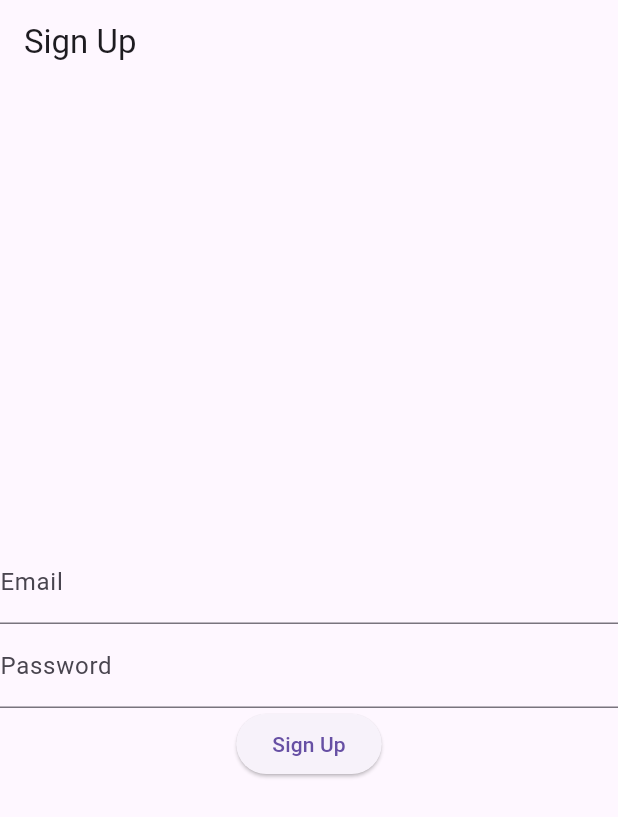
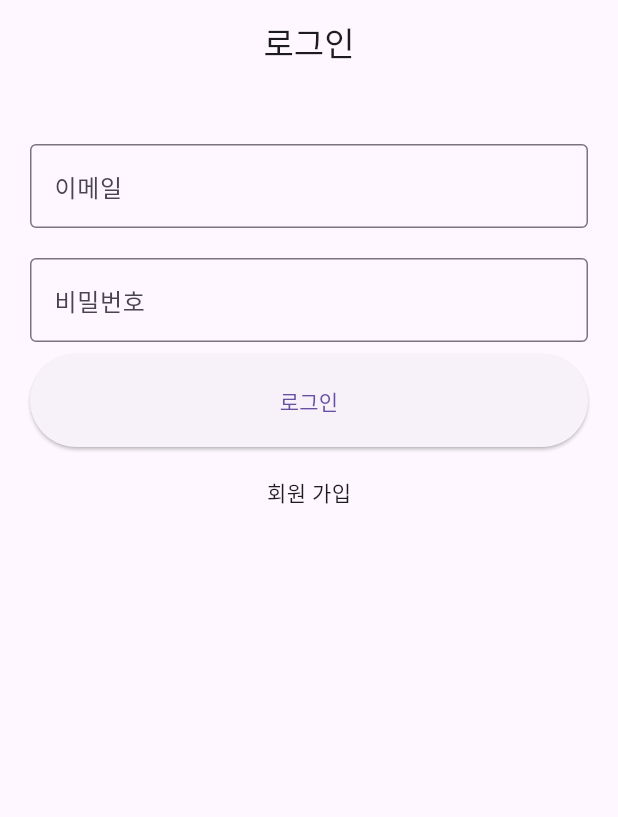
Before and after one commit to shinyoung99/TransferCommnuity, a Flutter app: the screen it shows after launch, on a phone screen of 412 x 824 dp. Shown: the top 817 px of the screen. Run offline on Flutter 3.47's test engine with Material 3 defaults, Android fonts, the phone set to English and light mode, and no system bars; our stand-ins replace firebase_auth, firebase_core, get; accounts and stored records are empty.

Commit message:
로그인/ 회원가입 수정

```diff
--- a/flutter_application_1/lib/SignUpPage.dart
+++ /dev/null
@@ -1,123 +0,0 @@
-import 'package:flutter/material.dart';
-import 'package:firebase_auth/firebase_auth.dart';
-
-class SignUpPage extends StatefulWidget {
-  @override
-  _SignUpPageState createState() => _SignUpPageState();
-}
-
-class _SignUpPageState extends State<SignUpPage> {
-  final FirebaseAuth _auth = FirebaseAuth.instance;
-  final TextEditingController _emailController = TextEditingController();
-  final TextEditingController _passwordController = TextEditingController();
-  final TextEditingController _nicknameController = TextEditingController();
-  String _errorMessage = '';
-
-  @override
-  Widget build(BuildContext context) {
-    return Scaffold(
-      appBar: AppBar(
-        title: Text('Sign Up'),
-      ),
-      body: Padding(
-        padding: EdgeInsets.all(16.0),
-        child: Column(
-          crossAxisAlignment: CrossAxisAlignment.center,
-          mainAxisAlignment: MainAxisAlignment.center,
-          children: <Widget>[
-            TextField(
-              controller: _nicknameController,
-              decoration: InputDecoration(
-                labelText: 'Nickname',
-              ),
-            ),
-            SizedBox(height: 16.0),
-            TextField(
-              controller: _emailController,
-              decoration: InputDecoration(
-                labelText: 'Email',
-              ),
-            ),
-            SizedBox(height: 16.0),
-            TextField(
-              controller: _passwordController,
-              obscureText: true,
-              decoration: InputDecoration(
-                labelText: 'Password',
-              ),
-            ),
-            SizedBox(height: 16.0),
-            ElevatedButton(
-              onPressed: _signUp,
-              child: Text('Sign Up'),
-            ),
-            if (_errorMessage.isNotEmpty)
-              Padding(
-                padding: EdgeInsets.symmetric(vertical: 8.0),
-                child: Text(
-                  _errorMessage,
-                  style: TextStyle(color: Colors.red),
-                ),
-              ),
-          ],
-        ),
-      ),
-    );
-  }
-
-  Future<void> _signUp() async {
-    try {
-      String email = _emailController.text.trim();
-      String password = _passwordController.text.trim();
-
-      if (email.isEmpty || password.isEmpty) {
-        // 이메일 또는 비밀번호가 비어있는 경우 처리
-        return;
-      }
-
-      bool isExist = await isEmailAlreadyExist(email);
-      if (isExist) {
-        // 이미 존재하는 이메일인 경우 처리
-        return;
-      }
-
-      UserCredential userCredential = await signUpWithEmailPassword(email, password);
-      // 회원가입 성공 시, 추가적인 작업 수행
-      print('Signed up: ${userCredential.user!.email}');
-    } catch (e) {
-      // 회원가입 실패 시, 에러 메시지 출력
-      setState(() {
-        _errorMessage = e.toString();
-      });
-    }
-  }
-
-  Future<bool> isEmailAlreadyExist(String email) async {
-    try {
-      UserCredential userCredential = await _auth.createUserWithEmailAndPassword(
-        email: email,
-        password: 'dummyPassword', // 임시 비밀번호
-      );
-      // 회원가입 성공 시, 생성된 사용자 정보를 삭제하여 중복 검사를 위해 회원가입 시도를 취소
-      await userCredential.user?.delete();
-      return false; // 중복되지 않은 이메일
-    } catch (e) {
-      if (e is FirebaseAuthException && e.code == 'email-already-in-use') {
-        return true; // 중복된 이메일
-      } else {
-        throw e; // 그 외의 오류는 예외 처리
-      }
-    }
-  }
-
-  Future<UserCredential> signUpWithEmailPassword(String email, String password) async {
-    try {
-      return await _auth.createUserWithEmailAndPassword(
-        email: email,
-        password: password,
-      );
-    } catch (e) {
-      throw e;
-    }
-  }
-}
--- a/flutter_application_1/lib/firebare_auth/firebase_auth.dart
+++ /dev/null
@@ -1,71 +0,0 @@
-import 'package:firebase_auth/firebase_auth.dart';
-
-// Firebase 인증 서비스 인스턴스 생성
-final FirebaseAuth _auth = FirebaseAuth.instance;
-
-mixin instance {
-}
-
-class MyFirebaseAuth {
-  createUserWithEmailAndPassword({required String email, required String password}) {}
-
-  signOut() {}
-
-  signInWithEmailAndPassword({required String email, required String password}) {}
-}
-
-// 이메일 중복 검사 함수
-Future<bool> isEmailAlreadyExist(String email) async {
-  try {
-    UserCredential userCredential = (await _auth.createUserWithEmailAndPassword(
-      email: email,
-      password: 'dummyPassword', // 비밀번호는 임시로 지정해도 됩니다.
-    )) as UserCredential;
-    // 회원가입 성공 시, 생성된 사용자 정보를 삭제하여 중복 검사를 위해 회원가입 시도를 취소합니다.
-    await userCredential.user?.delete();
-    return false; // 중복되지 않은 이메일
-  } catch (e) {
-    if (e is FirebaseAuthException && e.code == 'email-already-in-use') {
-      return true; // 중복된 이메일
-    } else {
-      throw e; // 그 외의 오류는 예외 처리
-    }
-  }
-}
-
-class MyFirebaseAuthException {
-  get code => null;
-}
-
-class UserCredential {
-  get user => null;
-}
-
-// 회원가입 함수
-Future<void> signUpWithEmailPassword(String email, String password) async {
-  try {
-    await _auth.createUserWithEmailAndPassword(
-      email: email,
-      password: password,
-    );
-  } catch (e) {
-    throw e;
-  }
-}
-
-// 이메일과 비밀번호를 이용한 로그인 함수
-Future<void> signInWithEmailPassword(String email, String password) async {
-  try {
-    await _auth.signInWithEmailAndPassword(
-      email: email,
-      password: password,
-    );
-  } catch (e) {
-    throw e;
-  }
-}
-
-// 로그아웃 함수
-Future<void> signOut() async {
-  await _auth.signOut();
-}
--- /dev/null
+++ b/flutter_application_1/lib/logintest/login_page.dart
@@ -0,0 +1,160 @@
+
+// ignore_for_file: use_build_context_synchronously
+
+import 'package:firebase_auth/firebase_auth.dart';
+import 'package:flutter/material.dart';
+import 'package:get/get.dart';
+import 'package:my_flutter_app/main.dart';
+import 'package:my_flutter_app/logintest/my_home_page.dart';
+
+class LoginPage extends StatefulWidget {
+  const LoginPage({Key? key}) : super(key: key);
+
+  @override
+  State<LoginPage> createState() => _LoginPageState();
+}
+
+class _LoginPageState extends State<LoginPage> {
+  final GlobalKey<FormState> _formKey = GlobalKey<FormState>();
+  final TextEditingController _emailController = TextEditingController(); //입력되는 값을 제어
+  final TextEditingController _passwordController = TextEditingController();
+
+
+
+  Widget _userIdWidget(){
+    return TextFormField(
+      controller: _emailController,
+      keyboardType: TextInputType.emailAddress,
+      decoration: const InputDecoration(
+        border: OutlineInputBorder(),
+        labelText: '이메일',
+      ),
+      validator: (String? value){
+        if (value!.isEmpty) {// == null or isEmpty
+          return '이메일을 입력해주세요.';
+        }
+        return null;
+      },
+    );
+  }
+
+  Widget _passwordWidget(){
+    return TextFormField(
+      controller: _passwordController,
+      obscureText: true,
+      keyboardType: TextInputType.number,
+      decoration: const InputDecoration(
+        border: OutlineInputBorder(),
+        labelText: '비밀번호',
+      ),
+      validator: (String? value){
+        if (value!.isEmpty) {// == null or isEmpty
+          return '비밀번호를 입력해주세요.';
+        }
+        return null;
+      },
+    );
+  }
+
+  @override
+  Widget build(BuildContext context) {
+    return Scaffold(
+      resizeToAvoidBottomInset: false,
+      appBar: AppBar(
+        title: const Text("로그인"),
+        centerTitle: true,
+      ),
+      body: Form(
+        key: _formKey,
+        child: Padding(
+          padding: const EdgeInsets.all(20.0),
+          child: Column(
+            children: [
+              const SizedBox(height: 20.0),
+              _userIdWidget(),
+              const SizedBox(height: 20.0),
+              _passwordWidget(),
+              Container(
+                height: 70,
+                width: double.infinity,
+                padding: const EdgeInsets.only(top: 8.0), // 8단위 배수가 보기 좋음
+                child: ElevatedButton(
+                    onPressed: () => _login(),
+                    child: const Text("로그인")
+                ),
+              ),
+              const SizedBox(height: 20.0),
+              GestureDetector(
+                child: const Text('회원 가입'),
+                onTap: (){
+                  Get.to(() => const JoinPage());
+                },
+              ),
+            ],
+          ),
+        ),
+      ),
+    );
+  }
+
+  @override
+  void initState() {
+    //해당 클래스가 호출되었을떄
+    super.initState();
+  }
+  @override
+  void dispose() {
+    // 해당 클래스가 사라질떄
+    _emailController.dispose();
+    _passwordController.dispose();
+    super.dispose();
+  }
+
+  _login() async {
+    //키보드 숨기기
+    if (_formKey.currentState!.validate()) {
+      FocusScope.of(context).requestFocus(FocusNode());
+
+      // Firebase 사용자 인증, 사용자 등록
+      try {
+        await FirebaseAuth.instance.signInWithEmailAndPassword(
+          email: _emailController.text,
+          password: _passwordController.text,
+        );
+
+        Get.offAll(() => const MarketPage());
+      } on FirebaseAuthException catch (e) {
+        logger.e(e);
+        String message = '';
+
+        if (e.code == 'user-not-found') {
+          message = '사용자가 존재하지 않습니다.';
+        } else if (e.code == 'wrong-password') {
+          message = '비밀번호를 확인하세요';
+        } else if (e.code == 'invalid-email') {
+          message = '이메일을 확인하세요.';
+        }
+
+        /*final snackBar = SnackBar(
+          content: Text(message),
+          backgroundColor: Colors.deepOrange,
+      );
+      ScaffoldMessenger.of(context).showSnackBar(snackBar);
+      */
+
+        ScaffoldMessenger.of(context).showSnackBar(
+          SnackBar(
+            content: Text(message),
+            backgroundColor: Colors.deepOrange,
+          ),
+        );
+      }
+
+    }
+  }
+
+}
+
+class JoinPage {
+  const JoinPage();
+}
--- a/flutter_application_1/lib/main.dart
+++ b/flutter_application_1/lib/main.dart
@@ -1,87 +1,58 @@
+
+ // ignore_for_file: library_private_types_in_public_api, non_constant_identifier_names
+
+import 'package:firebase_core/firebase_core.dart';
 import 'package:flutter/material.dart';
-import 'package:firebase_core/firebase_core.dart';
+import 'package:get/get.dart';
+import 'package:my_flutter_app/logintest/my_home_page.dart';
 
-void main() async {
+var logger = Logger(
+  printer: PrettyPrinter(),
+);
+
+PrettyPrinter() {
+}
+
+Logger({required printer}) {
+}
+
+Future<void> main() async{
   WidgetsFlutterBinding.ensureInitialized();
   await Firebase.initializeApp();
-  runApp(MyApp());
+  runApp(const MyApp());
 }
 
 
-class MyApp extends StatelessWidget {
+class MyApp extends StatefulWidget {
+  const MyApp({Key? key}) : super(key: key);
+
   @override
-  Widget build(BuildContext context) {
-    return MaterialApp(
-      title: 'Flutter Auth Example',
-      theme: ThemeData(
-        primarySwatch: Colors.blue,
-      ),
-      home: SignUpPage(),
-    );
-  }
+  _MyAppState createState() => _MyAppState();
 }
 
-class SignUpPage extends StatefulWidget {
-  @override
-  _SignUpPageState createState() => _SignUpPageState();
-}
-
-class _SignUpPageState extends State<SignUpPage> {
-  TextEditingController emailController = TextEditingController();
-  TextEditingController passwordController = TextEditingController();
+class _MyAppState extends State<MyApp> {
 
   @override
   Widget build(BuildContext context) {
-    return Scaffold(
-      appBar: AppBar(
-        title: Text('Sign Up'),
+    return GetMaterialApp(
+      title: '로그인 앱',
+      theme: ThemeData(
+        primarySwatch: Colors.green,
       ),
-      body: Center(
-        child: Column(
-          mainAxisAlignment: MainAxisAlignment.center,
-          children: [
-            TextField(
-              controller: emailController,
-              decoration: InputDecoration(labelText: 'Email'),
-            ),
-            TextField(
-              controller: passwordController,
-              decoration: InputDecoration(labelText: 'Password'),
-              obscureText: true,
-            ),
-            ElevatedButton(
-              onPressed: () async {
-                String email = emailController.text.trim();
-                String password = passwordController.text.trim();
-
-                if (email.isEmpty || password.isEmpty) {
-                  // 이메일 또는 비밀번호가 비어있는 경우 처리
-                  return null;
-                }
-
-                bool isExist = await isEmailAlreadyExist(email);
-                if (isExist) {
-                  // 이미 존재하는 이메일인 경우 처리
-                  return null;
-                }
-
-                try {
-                  await signUpWithEmailPassword(email, password);
-                  // 회원가입 성공 시, 로그인 페이지로 이동하거나 다음 동작 수행
-                } catch (e) {
-                  // 회원가입 실패 시, 처리
-                  print('Failed to sign up: $e');
-                }
-              },
-              child: Text('Sign Up'),
-            ),
-          ],
-        ),
-      ),
+      home: const MyHomePage(),
     );
   }
 
-  isEmailAlreadyExist(String email) {}
+  @override
+  void initState() {
+    super.initState();
 
-  signUpWithEmailPassword(String email, String password) {}
+  }
+
+  @override
+  dispose() async {
+    super.dispose();
+
+  }
+
 }
--- a/flutter_application_1/lib/tempCodeRunnerFile.dart
+++ /dev/null
@@ -1,7 +0,0 @@
-// ignore_for_file: file_names,
-// prefer_typing_uninitialized_variables
-
-Future<void> signUpWithEmailPassword(String email, String password) async {
-  // TODO: implement signUpWithEmailPassword
-  throw UnimplementedError();
-}
```
Also changed, not shown: flutter_application_1/lib/logintest/my_home_page.dart (added, +66 -0 lines), flutter_application_1/pubspec.yaml (+7 -3 lines), flutter_application_1/lib/get/get.dart (added), flutter_application_1/lib/logintest/join_page.dart (added), flutter_application_1/lib/logintest/market_page.dart (added), flutter_application_1/pubspec.lock, 8 other files.
